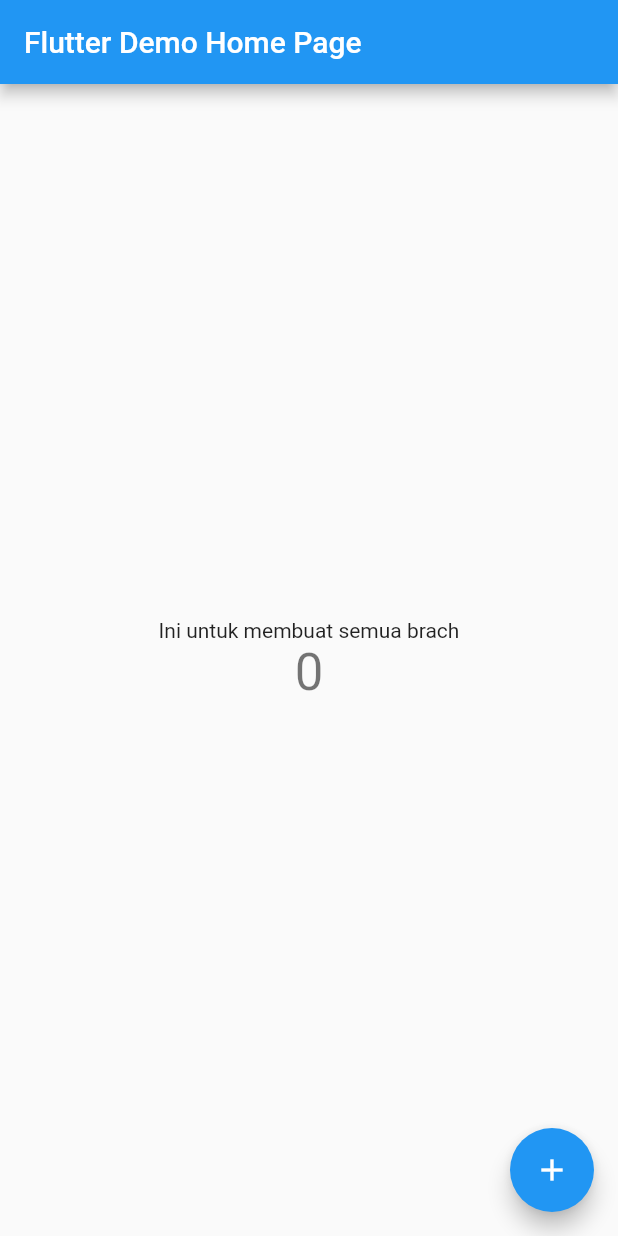
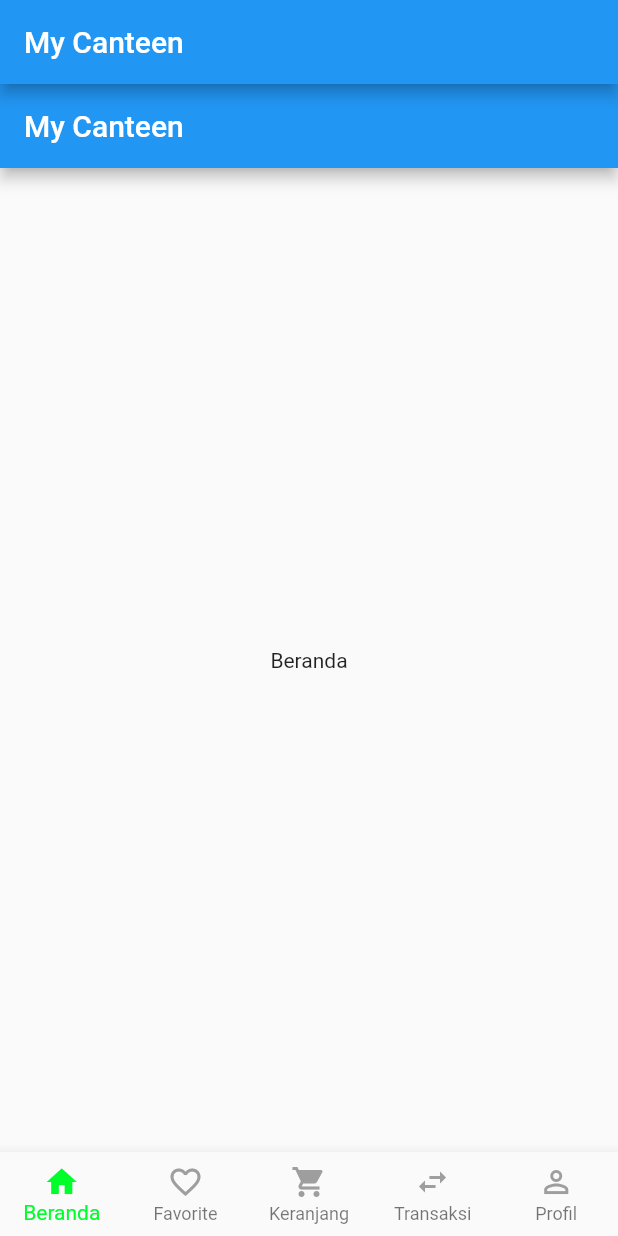
Before and after one commit to TurkhamM/Kelompok-4, a Flutter app: the screen it shows after launch, on a phone screen of 412 x 824 dp. Run offline on Flutter 3.47's test engine with Material 2 defaults, Android fonts, the phone set to English and light mode, and no system bars.

Commit message:
Menambah Fitur Pesanan

```diff
--- /dev/null
+++ b/lib/constans.dart
@@ -0,0 +1,7 @@
+import 'package:flutter/material.dart';
+
+class Palette {
+  static Color bg1 = Color.fromARGB(255, 0, 255, 42);
+  static Color bg2 = Color.fromARGB(255, 255, 251, 0);
+  static Color orange = Color(0xfff7892b);
+}
--- a/lib/main.dart
+++ b/lib/main.dart
@@ -1,4 +1,5 @@
 import 'package:flutter/material.dart';
+import 'package:splash/launcher.dart';
 
 void main() {
   runApp(const MyApp());
@@ -11,96 +12,12 @@ class MyApp extends StatelessWidget {
   @override
   Widget build(BuildContext context) {
     return MaterialApp(
+      debugShowCheckedModeBanner: false,
       title: 'My Kanteen',
       theme: ThemeData(
         primarySwatch: Colors.blue,
       ),
-      home: const MyHomePage(title: 'Flutter Demo Home Page'),
+      home: LauncherPage(),
     );
   }
 }
-
-class MyHomePage extends StatefulWidget {
-  const MyHomePage({Key? key, required this.title}) : super(key: key);
-
-  // This widget is the home page of your application. It is stateful, meaning
-  // that it has a State object (defined below) that contains fields that affect
-  // how it looks.
-
-  // This class is the configuration for the state. It holds the values (in this
-  // case the title) provided by the parent (in this case the App widget) and
-  // used by the build method of the State. Fields in a Widget subclass are
-  // always marked "final".
-
-  final String title;
-
-  @override
-  State<MyHomePage> createState() => _MyHomePageState();
-}
-
-class _MyHomePageState extends State<MyHomePage> {
-  int _counter = 0;
-
-  void _incrementCounter() {
-    setState(() {
-      // This call to setState tells the Flutter framework that something has
-      // changed in this State, which causes it to rerun the build method below
-      // so that the display can reflect the updated values. If we changed
-      // _counter without calling setState(), then the build method would not be
-      // called again, and so nothing would appear to happen.
-      _counter++;
-    });
-  }
-
-  @override
-  Widget build(BuildContext context) {
-    // This method is rerun every time setState is called, for instance as done
-    // by the _incrementCounter method above.
-    //
-    // The Flutter framework has been optimized to make rerunning build methods
-    // fast, so that you can just rebuild anything that needs updating rather
-    // than having to individually change instances of widgets.
-    return Scaffold(
-      appBar: AppBar(
-        // Here we take the value from the MyHomePage object that was created by
-        // the App.build method, and use it to set our appbar title.
-        title: Text(widget.title),
-      ),
-      body: Center(
-        // Center is a layout widget. It takes a single child and positions it
-        // in the middle of the parent.
-        child: Column(
-          // Column is also a layout widget. It takes a list of children and
-          // arranges them vertically. By default, it sizes itself to fit its
-          // children horizontally, and tries to be as tall as its parent.
-          //
-          // Invoke "debug painting" (press "p" in the console, choose the
-          // "Toggle Debug Paint" action from the Flutter Inspector in Android
-          // Studio, or the "Toggle Debug Paint" command in Visual Studio Code)
-          // to see the wireframe for each widget.
-          //
-          // Column has various properties to control how it sizes itself and
-          // how it positions its children. Here we use mainAxisAlignment to
-          // center the children vertically; the main axis here is the vertical
-          // axis because Columns are vertical (the cross axis would be
-          // horizontal).
-          mainAxisAlignment: MainAxisAlignment.center,
-          children: <Widget>[
-            const Text(
-              'Ini untuk membuat semua brach',
-            ),
-            Text(
-              '$_counter',
-              style: Theme.of(context).textTheme.headline4,
-            ),
-          ],
-        ),
-      ),
-      floatingActionButton: FloatingActionButton(
-        onPressed: _incrementCounter,
-        tooltip: 'Increment',
-        child: const Icon(Icons.add),
-      ), // This trailing comma makes auto-formatting nicer for build methods.
-    );
-  }
-}
--- /dev/null
+++ b/lib/users/beranda.dart
@@ -0,0 +1,22 @@
+import 'package:flutter/material.dart';
+
+class Beranda extends StatefulWidget {
+  @override
+  _BerandaState createState() => _BerandaState();
+}
+
+class _BerandaState extends State<Beranda> {
+  @override
+  Widget build(BuildContext context) {
+    return Scaffold(
+      appBar: AppBar(
+        title: Text('My Canteen'),
+      ),
+      body: Center(
+        child: const Text(
+          'Beranda',
+        ),
+      ),
+    );
+  }
+}
--- /dev/null
+++ b/lib/users/landingpage.dart
@@ -0,0 +1,100 @@
+import 'package:flutter/material.dart';
+import 'package:splash/constans.dart';
+import 'package:splash/users/akunpage.dart';
+import 'package:splash/users/beranda.dart';
+import 'package:splash/users/favoritepage.dart';
+import 'package:splash/users/keranjangpage.dart';
+import 'package:splash/users/transaksipage.dart';
+
+class LandingPage extends StatefulWidget {
+  @override
+  _LandingPageState createState() => _LandingPageState();
+}
+
+class _LandingPageState extends State<LandingPage> {
+  int _bottomNavCurrentIndex = 0;
+  List<Widget> container = [
+    new Beranda(),
+    new FavoritePage(),
+    new KeranjangPage(),
+    new TransaksiPage(),
+    new AkunPage()
+  ];
+
+  @override
+  Widget build(BuildContext context) {
+    return Scaffold(
+      appBar: AppBar(
+        title: Text('My Canteen'),
+      ),
+      body: container[_bottomNavCurrentIndex],
+      bottomNavigationBar: BottomNavigationBar(
+        selectedItemColor: Palette.bg1,
+        type: BottomNavigationBarType.fixed,
+        onTap: (index) {
+          setState(() {
+            _bottomNavCurrentIndex = index;
+          });
+        },
+        currentIndex: _bottomNavCurrentIndex,
+        items: [
+          BottomNavigationBarItem(
+            activeIcon: new Icon(
+              Icons.home,
+              color: Palette.bg1,
+            ),
+            icon: new Icon(
+              Icons.home,
+              color: Colors.grey,
+            ),
+            label: 'Beranda',
+          ),
+          BottomNavigationBarItem(
+            activeIcon: new Icon(
+              Icons.favorite,
+              color: Palette.bg1,
+            ),
+            icon: new Icon(
+              Icons.favorite_border,
+              color: Colors.grey,
+            ),
+            label: 'Favorite',
+          ),
+          BottomNavigationBarItem(
+            activeIcon: new Icon(
+              Icons.shopping_cart,
+              color: Palette.bg1,
+            ),
+            icon: new Icon(
+              Icons.shopping_cart,
+              color: Colors.grey,
+            ),
+            label: 'Keranjang',
+          ),
+          BottomNavigationBarItem(
+            activeIcon: new Icon(
+              Icons.swap_horiz_sharp,
+              color: Palette.bg1,
+            ),
+            icon: new Icon(
+              Icons.swap_horiz_sharp,
+              color: Colors.grey,
+            ),
+            label: 'Transaksi',
+          ),
+          BottomNavigationBarItem(
+            activeIcon: new Icon(
+              Icons.person,
+              color: Palette.bg1,
+            ),
+            icon: new Icon(
+              Icons.person_outline,
+              color: Colors.grey,
+            ),
+            label: 'Profil',
+          ),
+        ],
+      ),
+    );
+  }
+}
```
Also changed, not shown: lib/launcher.dart (added, +69 -0 lines), lib/users/akunpage.dart (added, +22 -0 lines), lib/users/favoritepage.dart (added, +22 -0 lines), lib/users/keranjangpage.dart (added, +22 -0 lines), lib/users/transaksipage.dart (added, +22 -0 lines), pubspec.yaml (+6 -3 lines), assets/bg.png (added), assets/logo.png (added), pubspec.lock, 1 other file.
